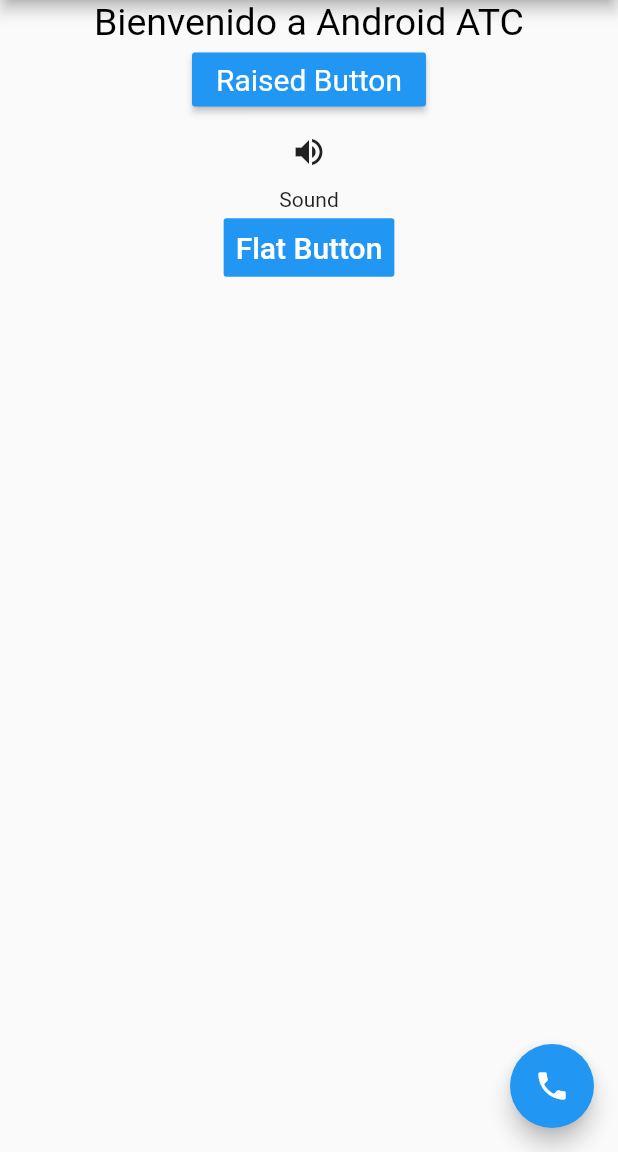
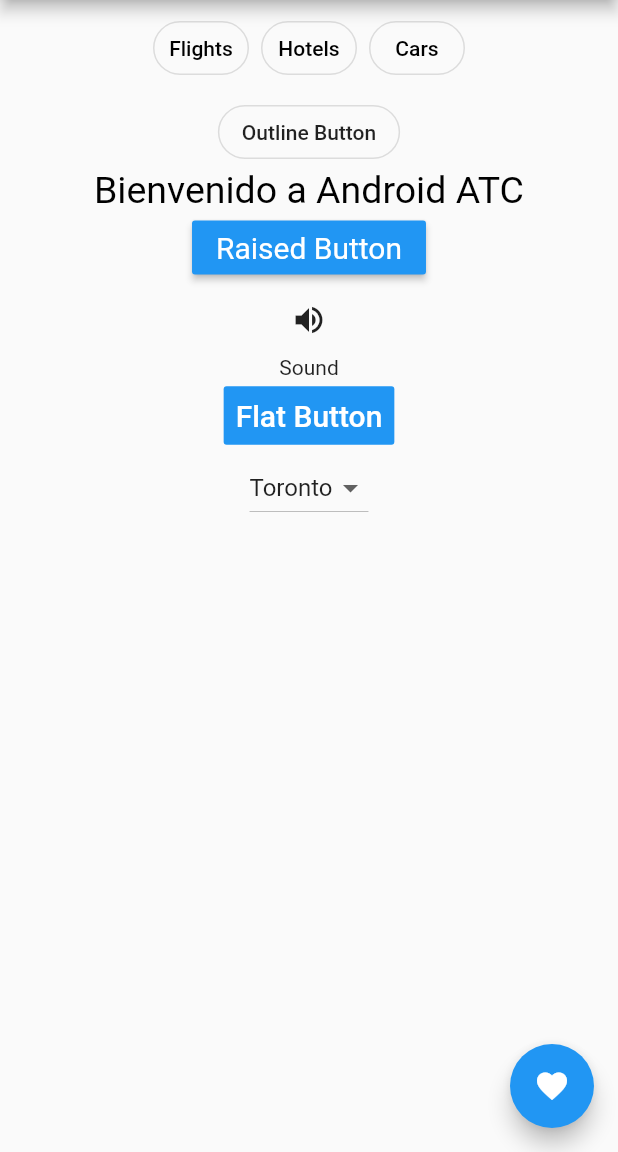
Before and after one commit to jacobs32/Botones, a Flutter app: the screen it shows after launch, on a phone screen of 412 x 824 dp, the part 84-1236 px from its top. Run offline on Flutter 3.47's test engine with Material 2 defaults, Android fonts, the phone set to English and light mode, and no system bars.

Commit message:
Version 2: Se agrego Outline Button

```diff
--- a/lib/main.dart
+++ b/lib/main.dart
@@ -2,7 +2,16 @@ import 'package:flutter/material.dart';
 
 void main() => runApp(MyApp());
 
-class MyApp extends StatelessWidget {
+class MyApp extends StatefulWidget {
+  @override
+  _MyAppState createState() => _MyAppState();
+}
+
+class _MyAppState extends State<MyApp> {
+  var city = ['Toronto', 'Boston', 'Mexico', 'London'];
+
+  var firstcity = 'Toronto';
+
   @override
   Widget build(BuildContext context) {
     return MaterialApp(
@@ -14,6 +23,37 @@ class MyApp extends StatelessWidget {
           body: SafeArea(
             child: Column(
               children: <Widget>[
+                ButtonBar(
+                  alignment: MainAxisAlignment.center,
+                  children: [
+                    OutlineButton(
+                      shape: StadiumBorder(),
+                      highlightedBorderColor: Colors.blue,
+                      child: Text('Flights'),
+                      onPressed: () {},
+                    ),
+                    OutlineButton(
+                      shape: StadiumBorder(),
+                      highlightedBorderColor: Colors.blue,
+                      child: Text('Hotels'),
+                      onPressed: () {},
+                    ),
+                    OutlineButton(
+                      shape: StadiumBorder(),
+                      highlightedBorderColor: Colors.blue,
+                      child: Text('Cars'),
+                      onPressed: () {},
+                    ),
+                  ],
+                ),
+                Center(
+                  child: OutlineButton(
+                    shape: StadiumBorder(),
+                    highlightedBorderColor: Colors.black,
+                    child: Text('Outline Button'),
+                    onPressed: () {},
+                  ),
+                ),
                 Center(
                   child: SafeArea(
                     child: Text(
@@ -60,13 +100,29 @@ class MyApp extends StatelessWidget {
                     'Flat Button',
                     style: TextStyle(fontSize: 20.0),
                   ),
-                )
+                ),
+
+                //Start the code of dropdownButton
+                DropdownButton<String>(
+                  items: city.map((String dropDownStringItem) {
+                    return DropdownMenuItem<String>(
+                      value: dropDownStringItem,
+                      child: Text(dropDownStringItem),
+                    );
+                  }).toList(),
+                  onChanged: (String NewUserValue) {
+                    setState(() {
+                      this.firstcity = NewUserValue;
+                    });
+                  },
+                  value: firstcity,
+                ),
               ],
             ),
           ),
           floatingActionButton: FloatingActionButton(
             onPressed: () {},
-            child: Icon(Icons.phone),
+            child: Icon(Icons.favorite),
           )),
     );
   }
```
